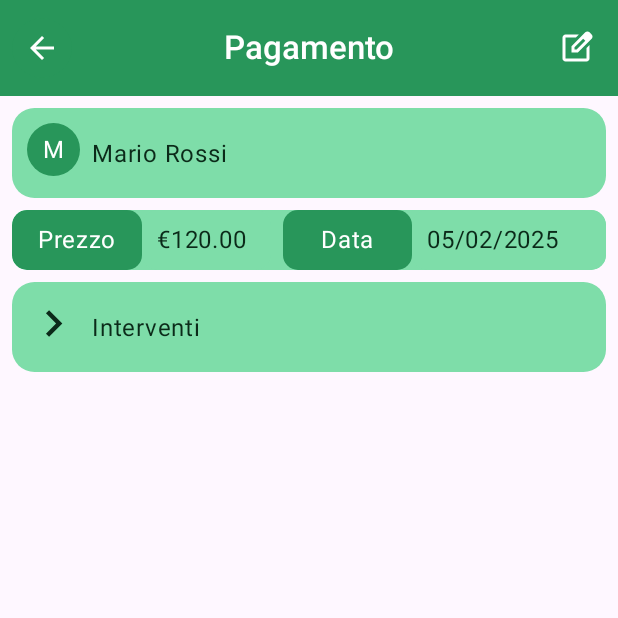
After one commit to BeaBarba/BarbApp, an Android app built with Jetpack Compose: the SinglePaymentSummaryActivity screen opened directly, with no data from a screen before it, on a phone screen of 412 x 824 dp, the top half of it. The commit adds this screen. Run offline under Robolectric (Android 15) with nearby library versions, the phone set to English and light mode, and no system bars; our stand-ins replace Material 3 Expressive styles (plain Material 3 is drawn).

Commit message:
Created a new activity: SinglePaymentSummaryActivity #32

```diff
--- a/app/src/main/AndroidManifest.xml
+++ b/app/src/main/AndroidManifest.xml
@@ -75,6 +75,10 @@
             android:name="com.example.myapplication.ui.screen.AllPaymentsSummaryActivity"
             android:exported="false"
             />
+        <activity
+            android:name="com.example.myapplication.ui.screen.SinglePaymentSummaryActivity"
+            android:exported="false"
+            />
     </application>
 
 </manifest>
--- a/app/src/main/java/com/example/myapplication/ui/screen/Screen.kt
+++ b/app/src/main/java/com/example/myapplication/ui/screen/Screen.kt
@@ -59,10 +59,10 @@ fun Screen(modifier : Modifier){
         topBar = {
             TopAppBar("Screen",
             navigationIcon = {
-                BackButton(){val intent = Intent(ctx, JobsMaterialActivity::class.java)
+                BackButton(){val intent = Intent(ctx, SinglePaymentSummaryActivity::class.java)
                     ctx.startActivity(intent)}
             },
-            trailingIcons = { DropDownMenuCustomers() })
+            trailingIcon = { DropDownMenuCustomers() })
         },
         floatingActionButton = {AddButton(){
             val intent = Intent(ctx, HomeActivity ::class.java)
--- /dev/null
+++ b/app/src/main/java/com/example/myapplication/ui/screen/SinglePaymentSummaryActivity.kt
@@ -0,0 +1,131 @@
+package com.example.myapplication.ui.screen
+
+import android.os.Bundle
+import androidx.activity.ComponentActivity
+import androidx.activity.compose.setContent
+import androidx.activity.enableEdgeToEdge
+import androidx.compose.foundation.layout.Spacer
+import androidx.compose.material3.IconButtonDefaults
+import androidx.compose.material3.MaterialTheme
+import androidx.compose.material3.Scaffold
+import com.example.myapplication.ui.component.BackButton
+import androidx.compose.foundation.layout.fillMaxSize
+import androidx.compose.foundation.layout.padding
+import androidx.compose.foundation.layout.size
+import androidx.compose.foundation.lazy.LazyColumn
+import androidx.compose.foundation.lazy.items
+import androidx.compose.material.icons.Icons
+import androidx.compose.material.icons.filled.ChevronRight
+import androidx.compose.material.icons.filled.KeyboardArrowDown
+import androidx.compose.material3.Icon
+import androidx.compose.material3.IconButton
+import androidx.compose.material3.Text
+import androidx.compose.runtime.getValue
+import androidx.compose.runtime.mutableStateOf
+import androidx.compose.runtime.remember
+import androidx.compose.runtime.setValue
+import androidx.compose.ui.Modifier
+import androidx.compose.ui.res.painterResource
+import androidx.compose.ui.unit.LayoutDirection
+import androidx.compose.ui.unit.dp
+import com.example.myapplication.R
+import com.example.myapplication.ui.component.Avatar
+import com.example.myapplication.ui.component.DoubleKeyValueLabel
+import com.example.myapplication.ui.component.GenericCard
+import com.example.myapplication.ui.component.TopAppBar
+import com.example.myapplication.ui.component.checkColorAvatar
+import com.example.myapplication.ui.theme.MyApplicationTheme
+
+class SinglePaymentSummaryActivity : ComponentActivity() {
+    override fun onCreate(savedInstanceState : Bundle?){
+        super.onCreate(savedInstanceState)
+        enableEdgeToEdge()
+        setContent{
+            MyApplicationTheme {
+                Scaffold(
+                    modifier = Modifier.fillMaxSize(),
+                    topBar = {
+                        TopAppBar(
+                            id = "Pagamento",
+                            navigationIcon = { BackButton {  }},
+                            trailingIcon = {
+                                IconButton(
+                                    onClick = {},
+                                    colors = IconButtonDefaults.iconButtonColors(
+                                        contentColor = MaterialTheme.colorScheme.onPrimary
+                                    )
+                                ){
+                                    Icon(painter = painterResource(R.drawable.edit_square_24dp), contentDescription = "Edit")
+                                }
+                            }
+                        )
+                    }
+                ){ contentPadding ->
+                    var showItems by remember{mutableStateOf(false)}
+                    LazyColumn(
+                        modifier = Modifier
+                            .padding(
+                                top = contentPadding.calculateTopPadding() + 8.dp,
+                                start = contentPadding.calculateRightPadding(LayoutDirection.Ltr) + 8.dp,
+                                end = contentPadding.calculateLeftPadding(LayoutDirection.Ltr) + 8.dp,
+                                bottom = contentPadding.calculateBottomPadding()
+                            )
+                    ){
+                        item{GenericCard(
+                            leadingContent = {
+                                Avatar(char = pagamenti[0].cliente.get(0))
+                            },
+                            text = pagamenti[0].cliente,
+                        )}
+                        item{Spacer(Modifier.size(8.dp))}
+                        item{DoubleKeyValueLabel(
+                            firstTitle = "Prezzo",
+                            firstDescription = pagamenti[0].prezzo,
+                            secondTitle = "Data",
+                            secondDescription = pagamenti[0].data
+                        )}
+                        item{Spacer(Modifier.size(8.dp))}
+                        item{GenericCard(
+                            leadingContent = {
+                                if(showItems){
+                                    Icon(Icons.Filled.KeyboardArrowDown, contentDescription = "Show items", modifier = Modifier.size(35.dp))
+                                }else{
+                                    Icon(Icons.Filled.ChevronRight, contentDescription = "Hide items", modifier = Modifier.size(35.dp))
+                                }
+                            },
+                            text = "Interventi",
+                            onClick = {showItems = !showItems}
+                        ) }
+                        item{Spacer(Modifier.size(8.dp))}
+                        if(showItems) {
+                        items(interventi){item ->
+
+                                GenericCard(
+                                    type = item.tipo,
+                                    leadingContent = {
+                                        Avatar(
+                                            char = item.tipo.get(0),
+                                            textColor = checkColorAvatar(item.tipo, primary = true),
+                                            backgroundColor = checkColorAvatar(
+                                                item.tipo,
+                                                onPrimary = true
+                                            )
+                                        )
+                                    },
+                                    text = item.indirizzo + ", " + item.comune,
+                                    textDescription = item.data,
+                                    trailingContent = {
+                                        Text(text = item.prezzo.toString())
+                                    }
+                                )
+
+                                Spacer(Modifier.size(8.dp))
+                            }
+
+                        }
+                    }
+                }
+            }
+        }
+    }
+}
```
Also changed, not shown: app/src/main/java/com/example/myapplication/ui/screen/TestVariabile.kt (+32 -31 lines).
